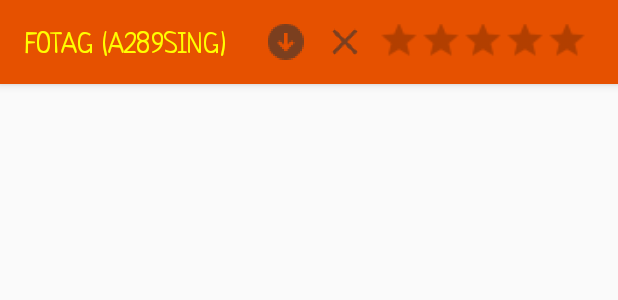
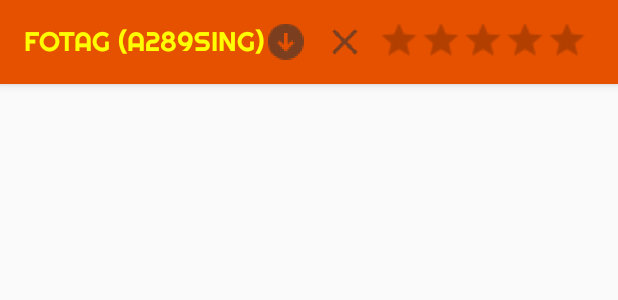
Before and after one commit to angad-singh/cs349, an Android app: the layout activity_main.xml on its own in the app's theme, with its tools: preview values and no code run, on a phone screen of 412 x 824 dp. Shown: the top 300 px of the screen. Run offline under Robolectric (Android 15) with nearby library versions, the phone set to English and light mode, and no system bars.

Commit message:
A4, add extra font

```diff
--- a/assignments/a4/Fotaga289sing/app/src/main/res/layout-land/activity_main.xml
+++ b/assignments/a4/Fotaga289sing/app/src/main/res/layout-land/activity_main.xml
@@ -29,7 +29,7 @@
                 android:text="@string/app_name"
                 android:textColor="@color/text"
                 android:textSize="20dp"
-                android:fontFamily="@font/neucha"
+                android:fontFamily="@font/righteous_regular"
                 android:textAppearance="@style/TextAppearance.AppCompat.Widget.Button.Borderless.Colored" />
 
             <View
--- a/assignments/a4/Fotaga289sing/app/src/main/res/layout/activity_main.xml
+++ b/assignments/a4/Fotaga289sing/app/src/main/res/layout/activity_main.xml
@@ -28,8 +28,8 @@
                 android:layout_gravity="center_vertical"
                 android:text="@string/app_name"
                 android:textColor="@color/text"
-                android:textSize="20dp"
-                android:fontFamily="@font/neucha"
+                android:textSize="18dp"
+                android:fontFamily="@font/righteous_regular"
                 android:textAppearance="@style/TextAppearance.AppCompat.Widget.Button.Borderless.Colored" />
 
             <View
```
Also changed, not shown: assignments/a4/Fotaga289sing/app/src/main/res/font/righteous_regular.ttf (added), 7 other files.
